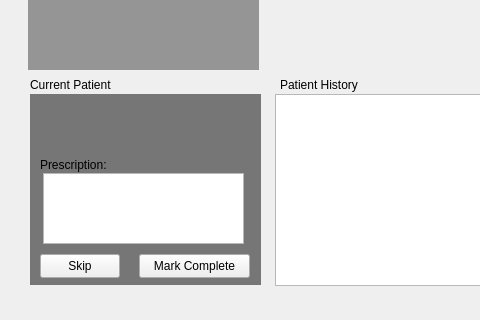
This is dashboard_doctor.ui in pratham-0204/VedSync as Qt 5 draws it before an edit; both pictures show x 0 to 480 and y 175 to 495 of the 880 by 495 pixel window. The edited form follows.
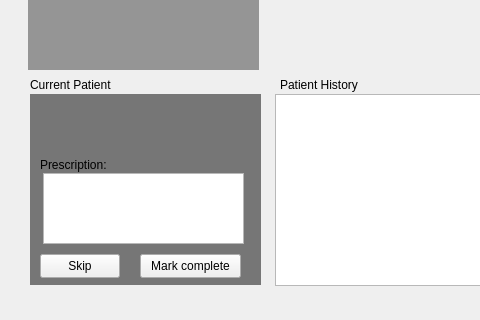
This is the edited form.

What changed in the file:
```diff
--- a/dashboard_doctor.ui
+++ b/dashboard_doctor.ui
@@ -123,19 +123,6 @@
      <string>Current Patient</string>
     </property>
    </widget>
-   <widget class="QPushButton" name="mark_complete_button">
-    <property name="geometry">
-     <rect>
-      <x>139</x>
-      <y>410</y>
-      <width>111</width>
-      <height>24</height>
-     </rect>
-    </property>
-    <property name="text">
-     <string>Mark Complete</string>
-    </property>
-   </widget>
    <widget class="QPushButton" name="pushButton_3">
     <property name="geometry">
      <rect>
@@ -259,6 +246,9 @@
     <property name="text">
      <string>&lt;age&gt;</string>
     </property>
+    <property name="alignment">
+     <set>Qt::AlignRight|Qt::AlignTrailing|Qt::AlignVCenter</set>
+    </property>
    </widget>
    <widget class="QLabel" name="p_gender_label">
     <property name="geometry">
@@ -272,6 +262,9 @@
     <property name="text">
      <string>&lt;gender&gt;</string>
     </property>
+    <property name="alignment">
+     <set>Qt::AlignRight|Qt::AlignTrailing|Qt::AlignVCenter</set>
+    </property>
    </widget>
    <widget class="QLabel" name="label_2">
     <property name="geometry">
@@ -296,6 +289,19 @@
      </rect>
     </property>
    </widget>
+   <widget class="QPushButton" name="Mark_btn">
+    <property name="geometry">
+     <rect>
+      <x>140</x>
+      <y>410</y>
+      <width>101</width>
+      <height>24</height>
+     </rect>
+    </property>
+    <property name="text">
+     <string>Mark complete</string>
+    </property>
+   </widget>
    <zorder>label_10</zorder>
    <zorder>layoutWidget</zorder>
    <zorder>apointments</zorder>
@@ -306,7 +312,6 @@
    <zorder>label_3</zorder>
    <zorder>label_4</zorder>
    <zorder>label_5</zorder>
-   <zorder>mark_complete_button</zorder>
    <zorder>pushButton_3</zorder>
    <zorder>Patient_name</zorder>
    <zorder>p_id</zorder>
@@ -316,6 +321,7 @@
    <zorder>p_gender_label</zorder>
    <zorder>label_2</zorder>
    <zorder>prescription_input</zorder>
+   <zorder>Mark_btn</zorder>
   </widget>
   <widget class="QMenuBar" name="menubar">
    <property name="geometry">
```
